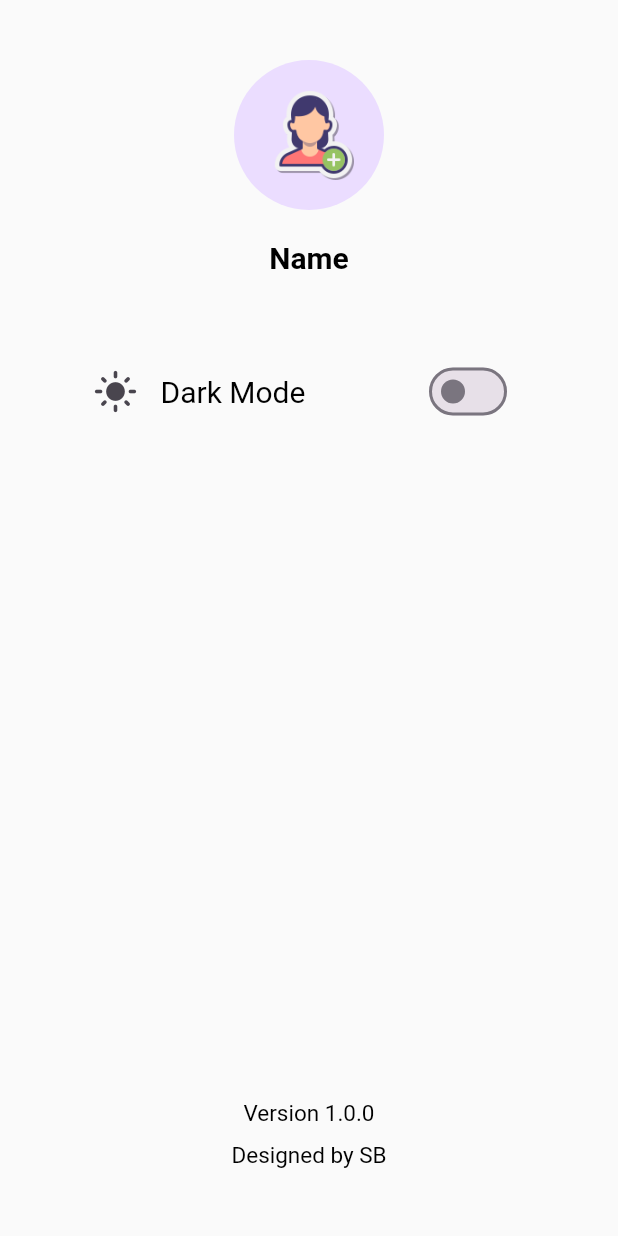
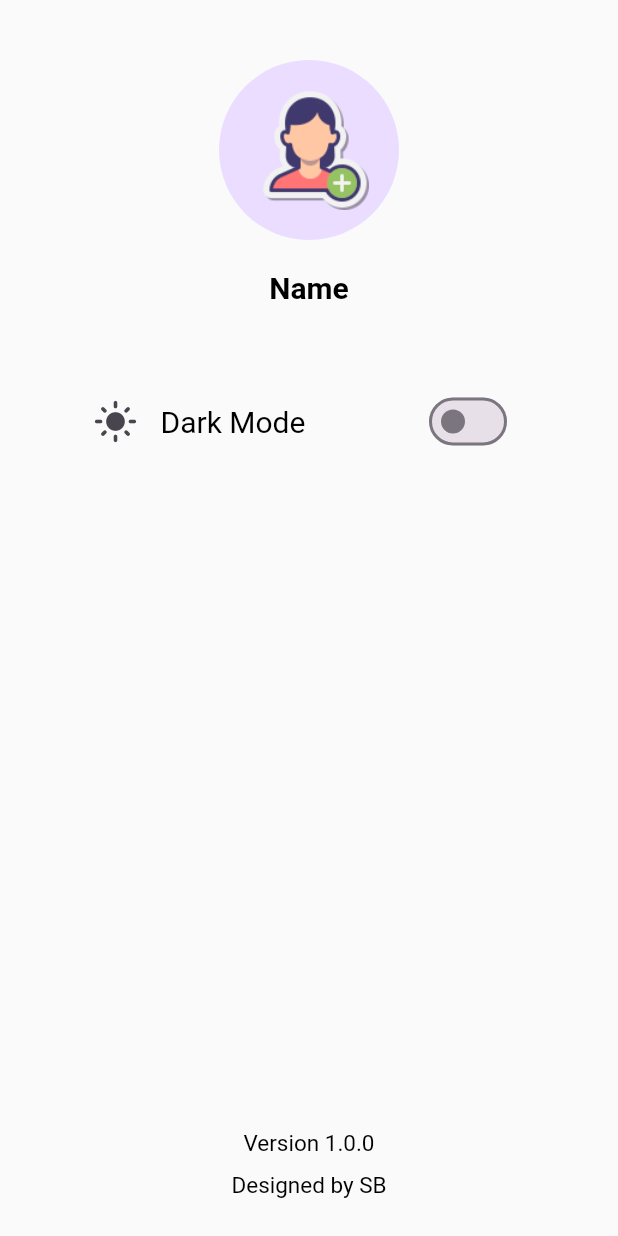
Before and after one commit to SatyamBhargav/Fusion, a Flutter app: the ProfileScreen screen opened directly, on a phone screen of 412 x 824 dp. Run offline on Flutter 3.47's test engine with Material 2 defaults, Android fonts, the phone set to English and light mode, and no system bars; our stand-ins replace flutter_riverpod, riverpod, sqflite; accounts and stored records are empty.

```diff
--- a/lib/screen/profilescreen.dart
+++ b/lib/screen/profilescreen.dart
@@ -28,8 +28,11 @@ class _ProfileScreenState extends ConsumerState<ProfileScreen> {
             child: Column(
               children: [
                 CircleAvatar(
-                  radius: 50,
-                  child: userAvatar,
+                  radius: 60,
+                  child: Image.asset(
+                    userAvatar,
+                    height: 80,
+                  ),
                 ),
                 const SizedBox(height: 20),
                 Text(
@@ -37,7 +40,7 @@ class _ProfileScreenState extends ConsumerState<ProfileScreen> {
                   style: Theme.of(context)
                       .textTheme
                       .titleMedium
-                      ?.copyWith(fontWeight: FontWeight.bold),
+                      ?.copyWith(fontWeight: FontWeight.bold, fontSize: 20),
                 ),
                 const SizedBox(height: 50),
                 SizedBox(
--- a/lib/screen/welcomescreen.dart
+++ b/lib/screen/welcomescreen.dart
@@ -89,7 +89,7 @@ class _WelcomeScreenState extends ConsumerState<WelcomeScreen> {
               },
               child: CircleAvatar(
                 radius: 50,
-                child: avatarInfo,
+                child: Image.asset(avatarInfo,height: 60,),
               ),
             ),
             const SizedBox(height: 50),
```
Also changed, not shown: lib/data/avatar.dart (+7 -6 lines), lib/provider/avatarselector_provider.dart (+101 -7 lines), lib/screen/homescreen.dart (+12 -1 lines), lib/widget/addavatar.dart (+9 -2 lines).
